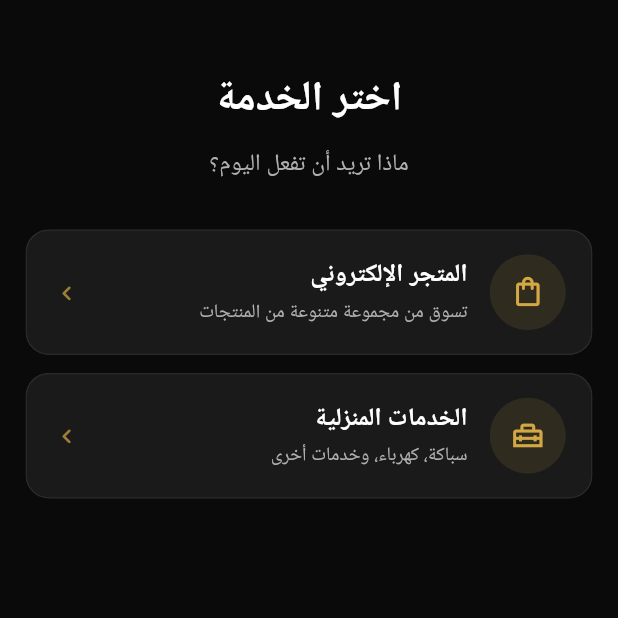
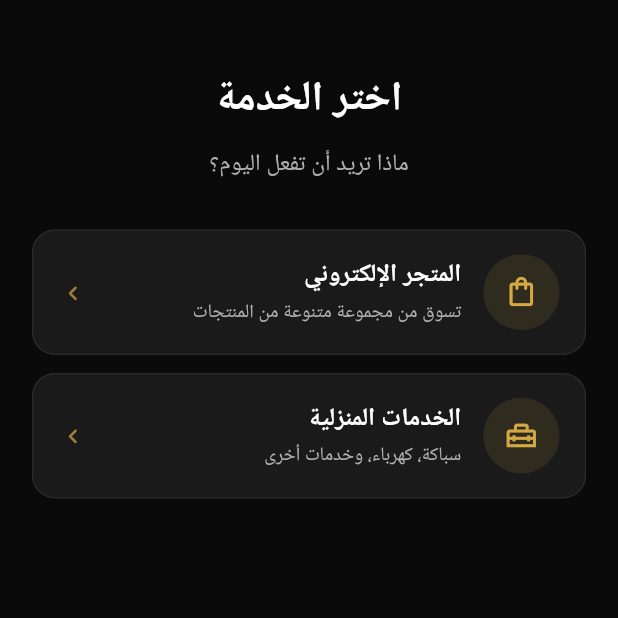
Before and after one commit to ahmdZhran/Nour_store, a Flutter app: the screen it shows after launch, on a phone screen of 412 x 824 dp, the top half of it. Run offline on Flutter 3.47's test engine with Material 3 defaults, Android fonts, the phone set to English and light mode, and no system bars; our stand-ins replace dio, flutter_bloc, flutter_screenutil, flutter_secure_storage, get_it, pretty_dio_logger and 1 more.

Commit message:
make our app responsive

```diff
--- /dev/null
+++ b/lib/core/responsive/responsive_content_shell.dart
@@ -0,0 +1,49 @@
+import 'package:flutter/material.dart';
+import 'package:flutter_screenutil/flutter_screenutil.dart';
+import 'package:nour_store/core/responsive/responsive_context.dart';
+
+/// Centers and constrains screen content on tablet/desktop while keeping
+/// full-width layout on mobile.
+class ResponsiveContentShell extends StatelessWidget {
+  const ResponsiveContentShell({
+    super.key,
+    required this.child,
+    this.alignment = Alignment.topCenter,
+    this.expandVertically = false,
+  });
+
+  final Widget child;
+  final Alignment alignment;
+
+  /// When true, the shell fills the available height so flex children
+  /// (e.g. [Spacer]) can expand inside [Column].
+  final bool expandVertically;
+
+  static const double _largeScreenHorizontalPadding = 24;
+
+  @override
+  Widget build(BuildContext context) {
+    final horizontalPadding =
+        context.isMobile ? 20.w : _largeScreenHorizontalPadding;
+    final maxWidth = context.contentMaxWidth;
+
+    final paddedChild = Padding(
+      padding: EdgeInsetsDirectional.symmetric(
+        horizontal: horizontalPadding,
+      ),
+      child: SizedBox(
+        width: double.infinity,
+        height: expandVertically ? double.infinity : null,
+        child: child,
+      ),
+    );
+
+    return Align(
+      alignment: alignment,
+      child: ConstrainedBox(
+        constraints: BoxConstraints(maxWidth: maxWidth),
+        child: paddedChild,
+      ),
+    );
+  }
+}
--- a/lib/features/main_selection/presentation/pages/main_selection_screen.dart
+++ b/lib/features/main_selection/presentation/pages/main_selection_screen.dart
@@ -1,6 +1,7 @@
 import 'package:flutter/material.dart';
-import 'package:flutter_screenutil/flutter_screenutil.dart';
 import 'package:nour_store/core/languages/localization_extension.dart';
+import 'package:nour_store/core/responsive/responsive_content_shell.dart';
+import 'package:nour_store/core/responsive/responsive_sizing.dart';
 import 'package:nour_store/core/routes/routes.dart';
 import 'package:nour_store/core/theme/theme_colors.dart';
 import 'package:nour_store/core/utilies/app_strings.dart';
@@ -20,36 +21,30 @@ class MainSelectionScreen extends StatelessWidget {
 
     return Scaffold(
       body: SafeArea(
+        child: ResponsiveContentShell(
+          expandVertically: true,
           child: Column(
             crossAxisAlignment: CrossAxisAlignment.stretch,
             children: [
-            Padding(
-              padding: EdgeInsets.symmetric(horizontal: 20.w),
-              child: Column(
-                crossAxisAlignment: CrossAxisAlignment.stretch,
-                children: [
-                  SizedBox(height: 48.h),
+              SizedBox(height: context.rh(48)),
               Text(
                 context.tr(AppStrings.mainSelectionTitle),
                 textAlign: TextAlign.center,
-                    style: AppTextStyles.titleLarge.copyWith(color: textPrimary),
+                style: AppTextStyles.titleLarge.copyWith(
+                  color: textPrimary,
+                  fontSize: context.rsp(28),
                 ),
-                  SizedBox(height: 12.h),
+              ),
+              SizedBox(height: context.rh(12)),
               Text(
                 context.tr(AppStrings.mainSelectionSubtitle),
                 textAlign: TextAlign.center,
                 style: AppTextStyles.subtitleMedium.copyWith(
                   color: textSecondary,
+                  fontSize: context.rsp(16),
                 ),
               ),
-                ],
-              ),
-            ),
-            SizedBox(height: 32.h),
-            Padding(
-              padding: EdgeInsets.symmetric(horizontal: 16.w),
-              child: Column(
-                children: [
+              SizedBox(height: context.rh(32)),
               SelectionCardWidget(
                 title: context.tr(AppStrings.onlineStore),
                 description: context.tr(AppStrings.onlineStoreDesc),
@@ -60,7 +55,7 @@ class MainSelectionScreen extends StatelessWidget {
                   Routes.storeHome,
                 ),
               ),
-                  SizedBox(height: 12.h),
+              SizedBox(height: context.rh(12)),
               SelectionCardWidget(
                 title: context.tr(AppStrings.homeServices),
                 description: context.tr(AppStrings.homeServicesDesc),
@@ -71,11 +66,9 @@ class MainSelectionScreen extends StatelessWidget {
                   Routes.servicesHome,
                 ),
               ),
+              const Spacer(),
             ],
           ),
-            ),
-            const Spacer(),
-          ],
         ),
       ),
     );
--- a/lib/features/main_selection/presentation/widgets/selection_card_widget.dart
+++ b/lib/features/main_selection/presentation/widgets/selection_card_widget.dart
@@ -1,5 +1,5 @@
 import 'package:flutter/material.dart';
-import 'package:flutter_screenutil/flutter_screenutil.dart';
+import 'package:nour_store/core/responsive/responsive_sizing.dart';
 import 'package:nour_store/core/theme/theme_colors.dart';
 import 'package:nour_store/core/utilies/app_text_styles.dart';
 import 'package:nour_store/core/widgets/directional_icon.dart';
@@ -21,6 +21,14 @@ class SelectionCardWidget extends StatelessWidget {
   final bool isDark;
 
   static const double _borderRadius = 16;
+  static const double _iconContainerSize = 48;
+  static const double _iconSize = 24;
+  static const double _chevronSize = 20;
+  static const double _contentPadding = 16;
+  static const double _iconGap = 14;
+  static const double _titleDescriptionGap = 4;
+  static const double _titleFontSize = 17;
+  static const double _descriptionFontSize = 13;
 
   @override
   Widget build(BuildContext context) {
@@ -30,7 +38,8 @@ class SelectionCardWidget extends StatelessWidget {
         isDark ? ThemeColors.darkTextSecondary : ThemeColors.lightTextSecondary;
     final borderColor =
         isDark ? ThemeColors.lightBorder : ThemeColors.lightCardBorder;
-    final radius = BorderRadius.circular(_borderRadius.r);
+    final radius = BorderRadius.circular(context.rr(_borderRadius));
+    final iconContainerSize = context.rw(_iconContainerSize);
 
     return Material(
       color: Colors.transparent,
@@ -51,27 +60,27 @@ class SelectionCardWidget extends StatelessWidget {
           ),
           child: Padding(
             padding: EdgeInsetsDirectional.only(
-              start: 16.w,
-              end: 16.w,
-              top: 16.h,
-              bottom: 16.h,
+              start: context.rw(_contentPadding),
+              end: context.rw(_contentPadding),
+              top: context.rh(_contentPadding),
+              bottom: context.rh(_contentPadding),
             ),
             child: Row(
               children: [
                 Container(
-                  width: 48.w,
-                  height: 48.w,
+                  width: iconContainerSize,
+                  height: iconContainerSize,
                   decoration: BoxDecoration(
                     shape: BoxShape.circle,
                     color: ThemeColors.goldPrimary.withValues(alpha: 0.12),
                   ),
                   child: Icon(
                     icon,
-                    size: 24.sp,
+                    size: context.rsp(_iconSize),
                     color: ThemeColors.goldPrimary,
                   ),
                 ),
-                SizedBox(width: 14.w),
+                SizedBox(width: context.rw(_iconGap)),
                 Expanded(
                   child: Column(
                     crossAxisAlignment: CrossAxisAlignment.start,
@@ -79,26 +88,28 @@ class SelectionCardWidget extends StatelessWidget {
                     children: [
                       Text(
                         title,
+                        maxLines: 2,
+                        overflow: TextOverflow.ellipsis,
                         style: AppTextStyles.cardTitle.copyWith(
                           color: textPrimary,
-                          fontSize: 17.sp,
+                          fontSize: context.rsp(_titleFontSize),
                         ),
                       ),
-                      SizedBox(height: 4.h),
+                      SizedBox(height: context.rh(_titleDescriptionGap)),
                       Text(
                         description,
                         maxLines: 1,
                         overflow: TextOverflow.ellipsis,
                         style: AppTextStyles.cardDescription.copyWith(
                           color: textSecondary,
-                          fontSize: 13.sp,
+                          fontSize: context.rsp(_descriptionFontSize),
                         ),
                       ),
                     ],
                   ),
                 ),
                 ForwardChevronIcon(
-                  size: 20.sp,
+                  size: context.rsp(_chevronSize),
                   color: ThemeColors.goldPrimary.withValues(alpha: 0.7),
                 ),
               ],
```
Also changed, not shown: lib/core/responsive/app_breakpoints.dart (added, +21 -0 lines), lib/core/responsive/responsive_context.dart (added, +17 -0 lines), lib/core/responsive/responsive_sizing.dart (added, +16 -0 lines), lib/core/widgets/coming_soon_content.dart (added, +47 -0 lines), lib/features/services/presentation/screens/services_home_screen.dart (+6 -24 lines), lib/features/store/presentation/pages/store_home_screen.dart (+6 -24 lines), 4 other files. Lines whose indentation alone changed are shown as unchanged.
